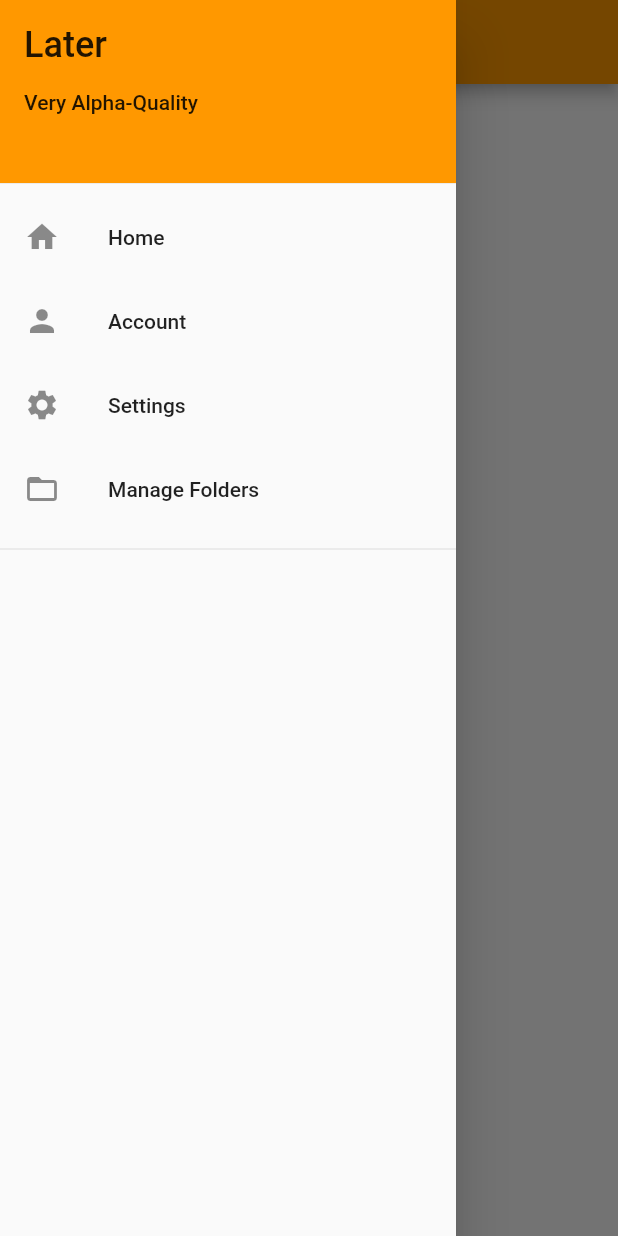
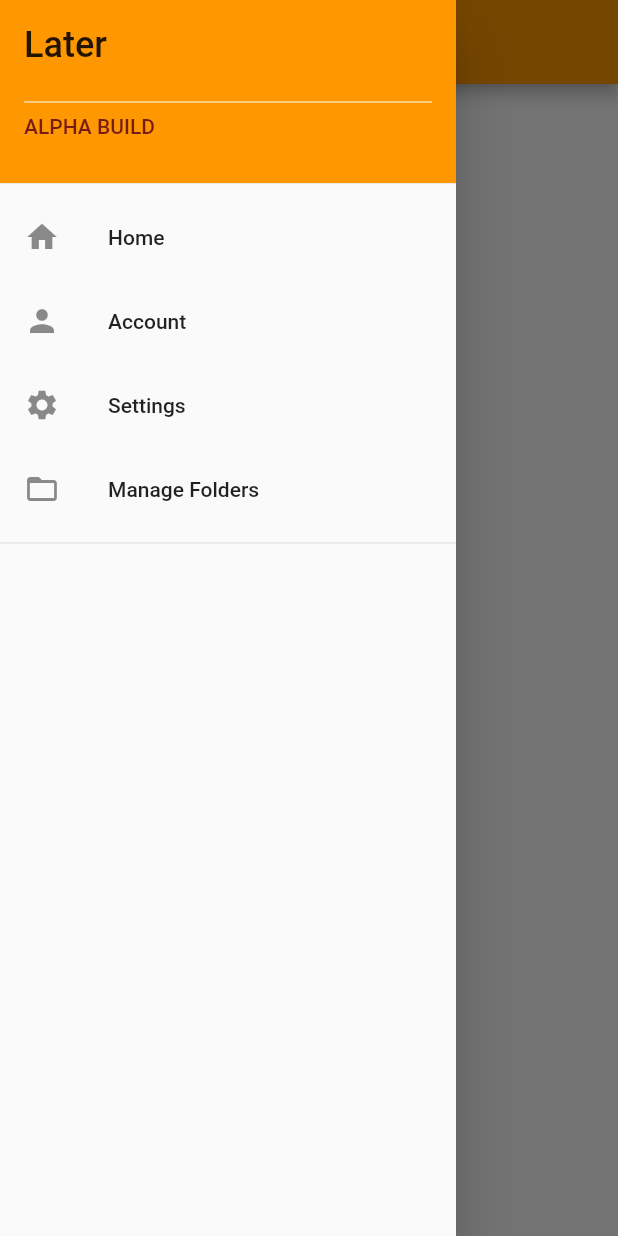
Before and after one commit to PeterTheSalmon/later_flutter, a Flutter app: the screen it shows once a user with an empty profile is signed in, with the side drawer open, on a phone screen of 412 x 824 dp. Run offline on Flutter 3.47's test engine with Material 2 defaults, Android fonts, the phone set to English and light mode, and no system bars; our stand-ins replace cloud_firestore, firebase_auth, firebase_core; accounts and stored records are empty.

Commit message:
minor drawer changes

```diff
--- a/lib/views/standard_drawer.dart
+++ b/lib/views/standard_drawer.dart
@@ -22,7 +22,9 @@ class StandardDrawer extends StatelessWidget {
                 children: [
                   const Text("Later", style: TextStyle(fontSize: 24)),
                   Text(FirebaseAuth.instance.currentUser!.email!),
-                  const Text("Very Alpha-Quality")
+                  const Divider(color: Color.fromARGB(255, 255, 255, 255)),
+                  const Text("ALPHA BUILD",
+                      style: TextStyle(color: Color.fromARGB(255, 117, 28, 22)))
                 ],
               ))),
       ListTile(
@@ -34,17 +36,17 @@ class StandardDrawer extends StatelessWidget {
               MaterialPageRoute(builder: (context) => const HomePage()));
         },
       ),
-      const ListTile(
-        title: Text("Account"),
-        leading: Icon(Icons.person),
+      ListTile(
+        title: const Text("Account"),
+        leading: const Icon(Icons.person),
+        onTap: () {},
       ),
-      const ListTile(
-        title: Text("Settings"),
-        leading: Icon(Icons.settings),
+      ListTile(
+        title: const Text("Settings"),
+        leading: const Icon(Icons.settings),
+        onTap: () {},
       ),
-      SizedBox(
-        height: 60,
-        child: ListTile(
+      ListTile(
         title: const Text("Manage Folders"),
         leading: const Icon(Icons.folder_open),
         onTap: () {
@@ -53,7 +55,6 @@ class StandardDrawer extends StatelessWidget {
               MaterialPageRoute(builder: (context) => const FolderManager()));
         },
       ),
-      ),
       const Divider(),
       const FolderList()
     ]);
```
Lines whose indentation alone changed are shown as unchanged.
